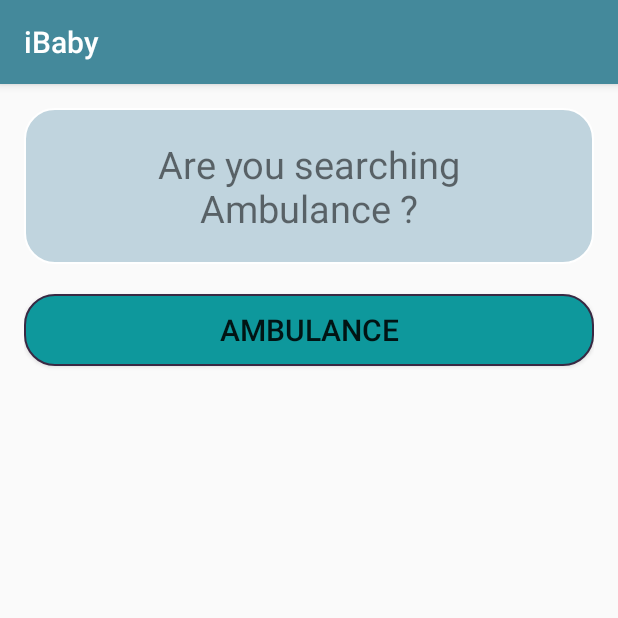
After one commit to rdnasim/iBaby, an Android app: the UrgentHelpActivity screen opened directly, with no data from a screen before it, on a phone screen of 412 x 824 dp, the top half of it. The commit adds this screen. Run offline under Robolectric (Android 15) with nearby library versions, the phone set to English and light mode, and no system bars.

Commit message:
Update activity and res.

```diff
--- a/app/src/main/AndroidManifest.xml
+++ b/app/src/main/AndroidManifest.xml
@@ -54,7 +54,9 @@
         <activity android:name=".DoctorHospital.DoctorHospitalActivity" />
         <activity android:name=".DoctorHospital.EDoctorActivity" />
         <activity android:name=".DoctorHospital.EHospitalActivity" />
-        <activity android:name=".EMedicineActivity"></activity>
+        <activity android:name=".EMedicineActivity" />
+        <activity android:name=".UrgentHelp.UrgentHelpActivity" />
+        <activity android:name=".UrgentHelp.AmbulanceActivity"></activity>
     </application>
 
 </manifest>
--- /dev/null
+++ b/app/src/main/java/com/example/rdnas/ibaby/UrgentHelp/UrgentHelpActivity.java
@@ -0,0 +1,27 @@
+package com.example.rdnas.ibaby.UrgentHelp;
+
+import android.content.Intent;
+import android.support.v7.app.AppCompatActivity;
+import android.os.Bundle;
+import android.view.View;
+import android.widget.Button;
+
+import com.example.rdnas.ibaby.R;
+
+public class UrgentHelpActivity extends AppCompatActivity {
+
+    Button ambulanceBtn;
+
+    @Override
+    protected void onCreate(Bundle savedInstanceState) {
+        super.onCreate(savedInstanceState);
+        setContentView(R.layout.activity_urgent_help);
+    }
+
+    public void onClickeAmbulance(View view) {
+        Intent intent = new Intent(this, AmbulanceActivity.class);
+        ambulanceBtn = findViewById(R.id.ambulanceBtn);
+        startActivity(intent);
+
+    }
+}
--- a/app/src/main/res/layout/activity_catagory.xml
+++ b/app/src/main/res/layout/activity_catagory.xml
@@ -112,7 +112,8 @@
                 android:layout_width="0dp"
                 android:layout_height="match_parent"
                 android:layout_weight="1"
-                android:background="@mipmap/help" />
+                android:background="@mipmap/help"
+                android:onClick="onClickUrgentHelp"/>
 
         </LinearLayout>
 
--- /dev/null
+++ b/app/src/main/res/layout/activity_urgent_help.xml
@@ -0,0 +1,35 @@
+<?xml version="1.0" encoding="utf-8"?>
+<LinearLayout xmlns:android="http://schemas.android.com/apk/res/android"
+    xmlns:app="http://schemas.android.com/apk/res-auto"
+    xmlns:tools="http://schemas.android.com/tools"
+    android:layout_width="match_parent"
+    android:layout_height="match_parent"
+    android:orientation="vertical"
+    android:padding="16dp"
+    tools:context=".UrgentHelp.UrgentHelpActivity">
+
+
+    <TextView
+        android:layout_width="match_parent"
+        android:layout_height="wrap_content"
+        android:layout_gravity="center"
+        android:background="@drawable/btn_bg"
+        android:gravity="center"
+        android:padding="20dp"
+        android:text="Are you searching Ambulance ?"
+        android:textSize="25dp" />
+
+    <Button
+        android:id="@+id/ambulanceBtn"
+        android:layout_width="match_parent"
+        android:layout_height="wrap_content"
+        android:layout_gravity="center"
+        android:layout_marginTop="20dp"
+        android:background="@drawable/bt_gory"
+        android:gravity="center"
+        android:text="Ambulance"
+        android:textSize="20dp"
+        android:onClick="onClickeAmbulance"/>
+
+
+</LinearLayout>
```
Also changed, not shown: app/src/main/java/com/example/rdnas/ibaby/CatagoryActivity.java (+8 -0 lines), app/src/main/java/com/example/rdnas/ibaby/UrgentHelp/AmbulanceActivity.java (added, +71 -0 lines), app/src/main/res/layout/activity_ambulance.xml (added, +21 -0 lines).
